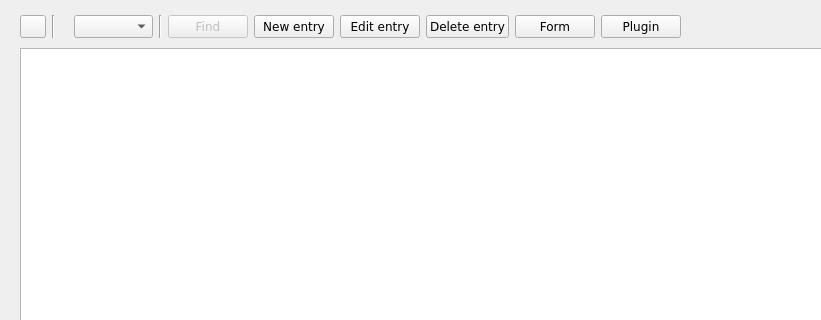
lesca-research/piccel, file resources/data_sheet.ui: the form before one commit; both pictures show x 0 to 821 and y 0 to 320 of the 1349 by 757 pixel window.
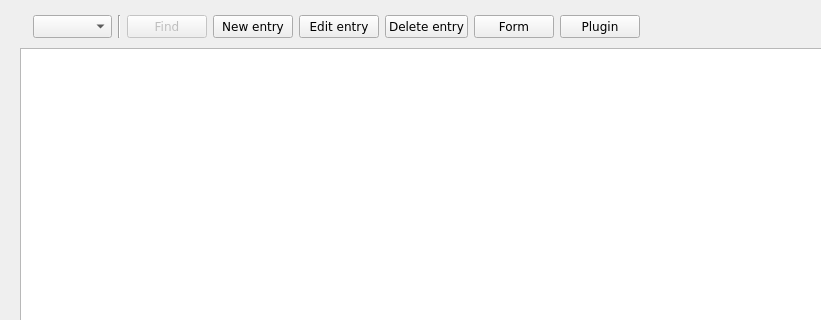
The form after the commit. Custom widgets are drawn as their Qt base class.

Commit message: Allow sheet plugin to be invalid. Add warnings about it in UI. Add workbook color. Better tab management. Improve selector startup screen and access screen. Form editor: Add edition of generator property, add other choice. Improve handling of dashboard errors. Improve icons and UI.

Diff of the .ui file:
```diff
--- a/resources/data_sheet.ui
+++ b/resources/data_sheet.ui
@@ -35,38 +35,6 @@
       <property name="bottomMargin">
        <number>2</number>
       </property>
-      <item>
-       <widget class="QPushButton" name="button_close">
-        <property name="sizePolicy">
-         <sizepolicy hsizetype="Preferred" vsizetype="Preferred">
-          <horstretch>0</horstretch>
-          <verstretch>0</verstretch>
-         </sizepolicy>
-        </property>
-        <property name="maximumSize">
-         <size>
-          <width>26</width>
-          <height>26</height>
-         </size>
-        </property>
-        <property name="text">
-         <string/>
-        </property>
-        <property name="iconSize">
-         <size>
-          <width>30</width>
-          <height>30</height>
-         </size>
-        </property>
-       </widget>
-      </item>
-      <item>
-       <widget class="Line" name="line_2">
-        <property name="orientation">
-         <enum>Qt::Vertical</enum>
-        </property>
-       </widget>
-      </item>
       <item>
        <widget class="QLabel" name="label_view">
         <property name="text">
```
The commit also changes 24 other files.
